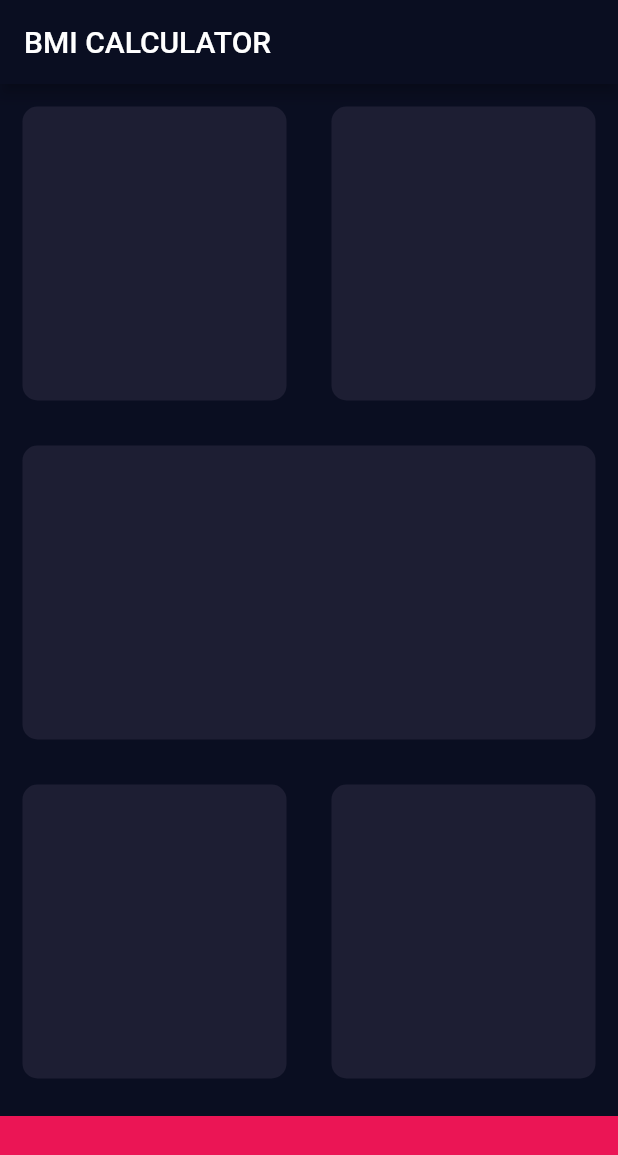
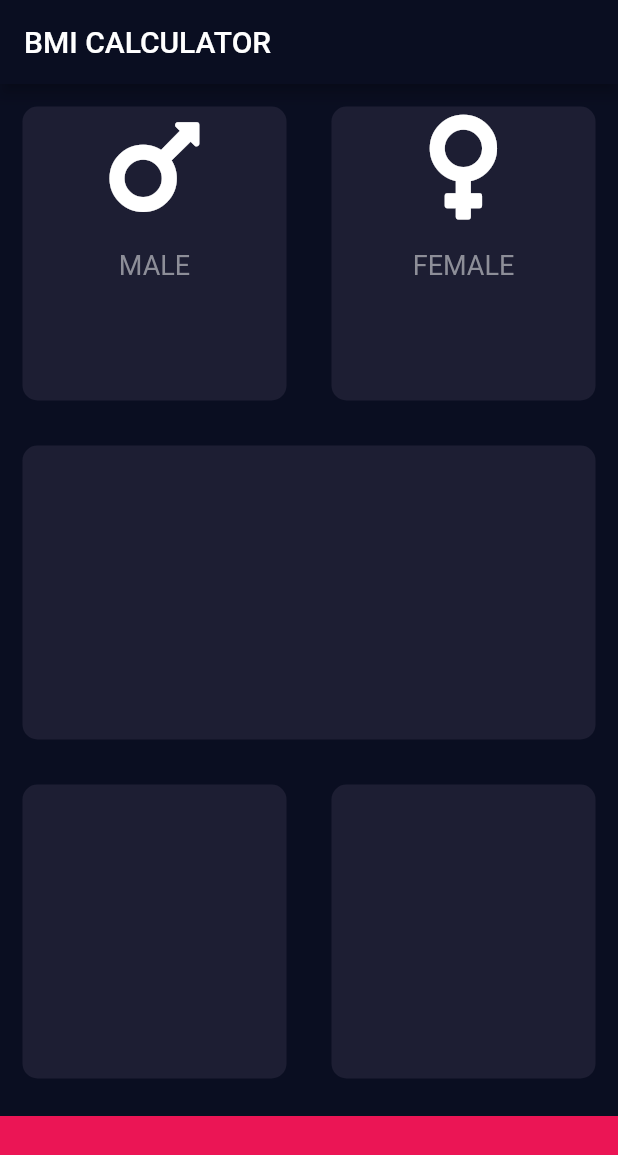
Before and after one commit to hayk94/bmi-calculator-flutter, a Flutter app: the screen it shows after launch, on a phone screen of 412 x 824 dp. Shown: the top 1155 px of the screen. Run offline on Flutter 3.47's test engine with Material 2 defaults, Android fonts, the phone set to English and light mode, and no system bars; our stand-ins replace font_awesome_flutter.

Commit message:
implement ReusableCard and  Card content

```diff
--- /dev/null
+++ b/lib/icon_content.dart
@@ -0,0 +1,37 @@
+import 'package:flutter/material.dart';
+
+const iconSize = 80.0;
+const iconLabelDistance = 15.0;
+const iconLabelTextStyle = TextStyle(
+  fontSize: 18.0,
+  color: Color(0xFF8D8E98),
+);
+
+class IconContent extends StatelessWidget {
+  final IconData icon;
+  final String label;
+
+  IconContent({
+    @required this.icon,
+    @required this.label,
+  });
+
+  @override
+  Widget build(BuildContext context) {
+    return Column(
+      children: [
+        Icon(
+          icon,
+          size: iconSize,
+        ),
+        SizedBox(
+          height: iconLabelDistance,
+        ),
+        Text(
+          label,
+          style: iconLabelTextStyle,
+        )
+      ],
+    );
+  }
+}
--- a/lib/input_page.dart
+++ b/lib/input_page.dart
@@ -1,4 +1,8 @@
+import 'package:bmi_calculator/reusuable_card.dart';
 import 'package:flutter/material.dart';
+import 'package:font_awesome_flutter/font_awesome_flutter.dart';
+
+import 'icon_content.dart';
 
 const bottomContainerHeight = 80.0;
 const bottomCardColor = Color(0xFFEB1555);
@@ -22,19 +26,28 @@ class _InputPageState extends State<InputPage> {
             child: Row(
               children: [
                 Expanded(
-                  child: Card(
+                  child: ReusableCard(
                     color: activeCardColor,
+                    child: IconContent(
+                      icon: FontAwesomeIcons.mars,
+                      label: 'MALE',
+                    ),
                   ),
                 ),
                 Expanded(
-                    child: Card(
-                  color: activeCardColor,
-                )),
+                  child: ReusableCard(
+                    color: activeCardColor,
+                    child: IconContent(
+                      icon: FontAwesomeIcons.venus,
+                      label: 'FEMALE',
+                    ),
+                  ),
+                ),
               ],
             ),
           ),
           Expanded(
-            child: Card(
+            child: ReusableCard(
               color: activeCardColor,
             ),
           ),
@@ -42,12 +55,12 @@ class _InputPageState extends State<InputPage> {
             child: Row(
               children: [
                 Expanded(
-                  child: Card(
+                  child: ReusableCard(
                     color: activeCardColor,
                   ),
                 ),
                 Expanded(
-                  child: Card(
+                  child: ReusableCard(
                     color: activeCardColor,
                   ),
                 ),
@@ -65,20 +78,3 @@ class _InputPageState extends State<InputPage> {
     );
   }
 }
-
-class Card extends StatelessWidget {
-  Card({@required this.color});
-
-  final Color color;
-
-  @override
-  Widget build(BuildContext context) {
-    return Container(
-      margin: EdgeInsets.all(15.0),
-      decoration: BoxDecoration(
-        color: color,
-        borderRadius: BorderRadius.circular(10.0),
-      ),
-    );
-  }
-}
--- /dev/null
+++ b/lib/reusuable_card.dart
@@ -0,0 +1,20 @@
+import 'package:flutter/material.dart';
+
+class ReusableCard extends StatelessWidget {
+  ReusableCard({@required this.color, this.child});
+
+  final Color color;
+  final Widget child;
+
+  @override
+  Widget build(BuildContext context) {
+    return Container(
+      child: child,
+      margin: EdgeInsets.all(15.0),
+      decoration: BoxDecoration(
+        color: color,
+        borderRadius: BorderRadius.circular(10.0),
+      ),
+    );
+  }
+}
--- a/pubspec.yaml
+++ b/pubspec.yaml
@@ -11,6 +11,7 @@ dependencies:
     sdk: flutter
 
   cupertino_icons: ^0.1.2
+  font_awesome_flutter: ^8.4.0
 
 dev_dependencies:
   flutter_test:
```
